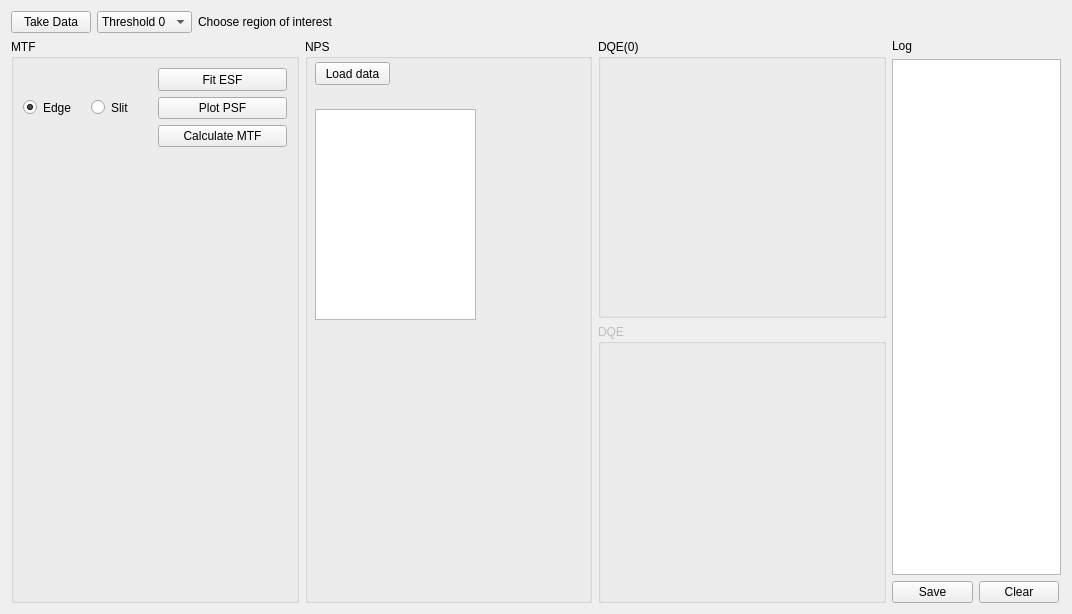
First picture: the form in SpidrMpx3Eq/qcstmdqe.ui, repository navrit/dexter, before the edit.
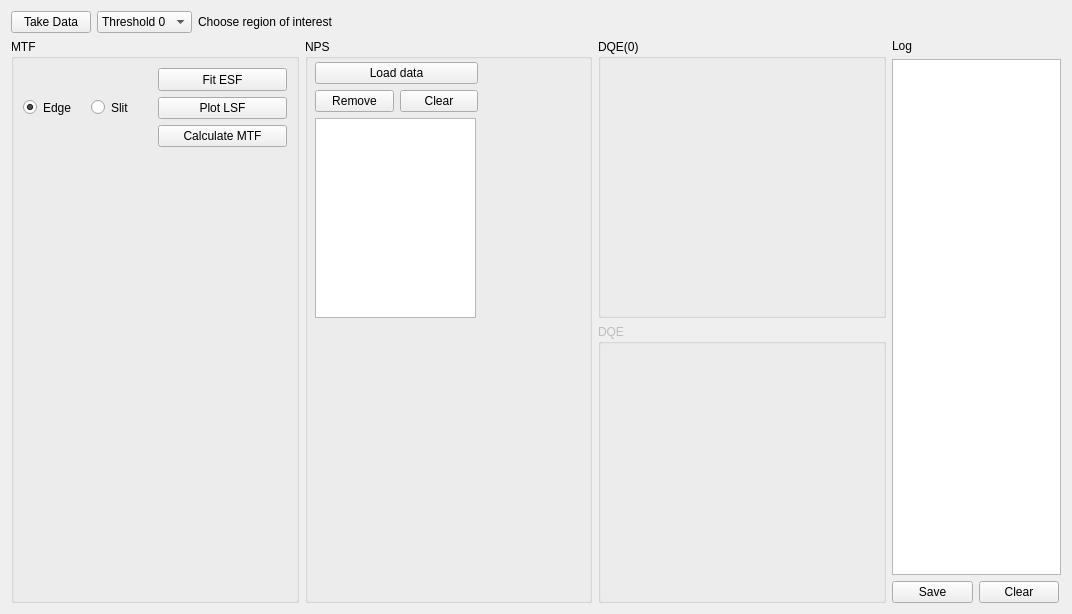
Second picture: the form after the edit. Custom widgets are drawn as their Qt base class.

Diff of the .ui file:
```diff
--- a/SpidrMpx3Eq/qcstmdqe.ui
+++ b/SpidrMpx3Eq/qcstmdqe.ui
@@ -141,7 +141,7 @@
             <item>
              <widget class="QPushButton" name="plotPSFpushButton">
               <property name="text">
-               <string>Plot PSF</string>
+               <string>Plot LSF</string>
               </property>
              </widget>
             </item>
@@ -179,19 +179,6 @@
        <property name="title">
         <string>NPS</string>
        </property>
-       <widget class="QPushButton" name="loadDataPushButton">
-        <property name="geometry">
-         <rect>
-          <x>10</x>
-          <y>23</y>
-          <width>75</width>
-          <height>23</height>
-         </rect>
-        </property>
-        <property name="text">
-         <string>Load data</string>
-        </property>
-       </widget>
        <widget class="QCustomPlot" name="widget" native="true">
         <property name="geometry">
          <rect>
@@ -208,21 +195,56 @@
          </size>
         </property>
        </widget>
-       <widget class="QListWidget" name="listWidget">
+       <widget class="QWidget" name="layoutWidget">
         <property name="geometry">
          <rect>
           <x>10</x>
-          <y>70</y>
-          <width>161</width>
-          <height>211</height>
+          <y>23</y>
+          <width>163</width>
+          <height>256</height>
          </rect>
         </property>
-        <property name="maximumSize">
-         <size>
-          <width>161</width>
-          <height>16777215</height>
-         </size>
-        </property>
+        <layout class="QVBoxLayout" name="verticalLayout_8">
+         <item>
+          <layout class="QVBoxLayout" name="verticalLayout_7">
+           <item>
+            <widget class="QPushButton" name="loadDataPushButton">
+             <property name="text">
+              <string>Load data</string>
+             </property>
+            </widget>
+           </item>
+           <item>
+            <layout class="QHBoxLayout" name="horizontalLayout_6">
+             <item>
+              <widget class="QPushButton" name="removeDataFilePushButton">
+               <property name="text">
+                <string>Remove</string>
+               </property>
+              </widget>
+             </item>
+             <item>
+              <widget class="QPushButton" name="clearDataFilesPushButton">
+               <property name="text">
+                <string>Clear</string>
+               </property>
+              </widget>
+             </item>
+            </layout>
+           </item>
+          </layout>
+         </item>
+         <item>
+          <widget class="QListWidget" name="listWidget">
+           <property name="maximumSize">
+            <size>
+             <width>161</width>
+             <height>16777215</height>
+            </size>
+           </property>
+          </widget>
+         </item>
+        </layout>
        </widget>
       </widget>
      </item>
```
Left out of the diff: 4 changed lines with no effect on the pictures.
